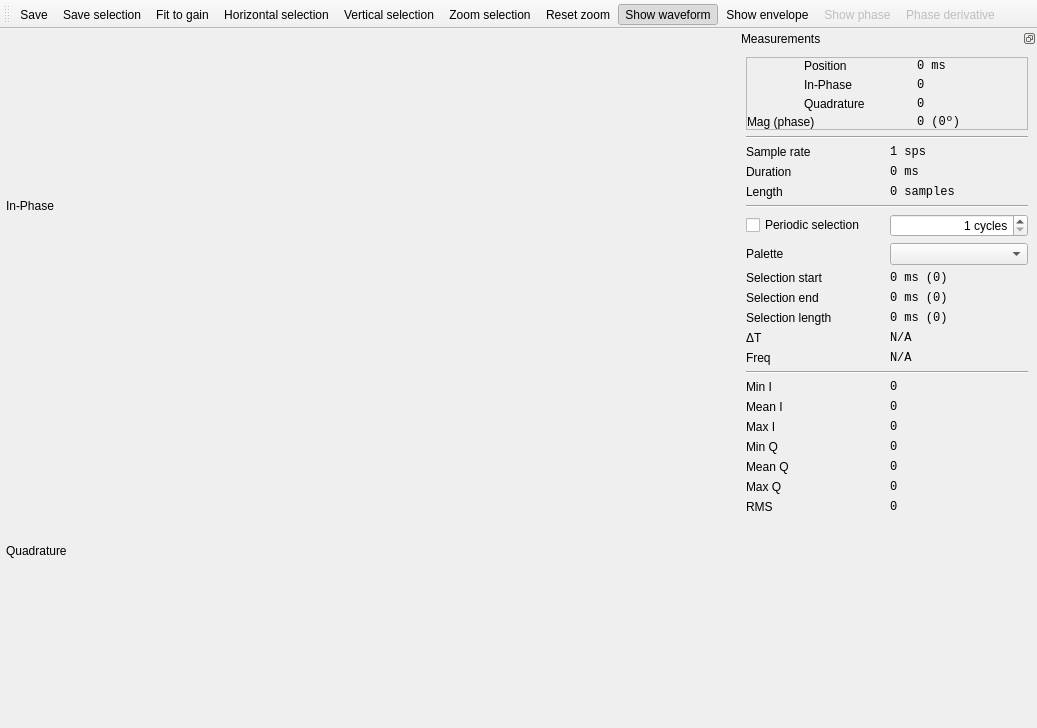
First picture: the form in ui/TimeWindow.ui, repository BatchDrake/SigDigger, before the edit.
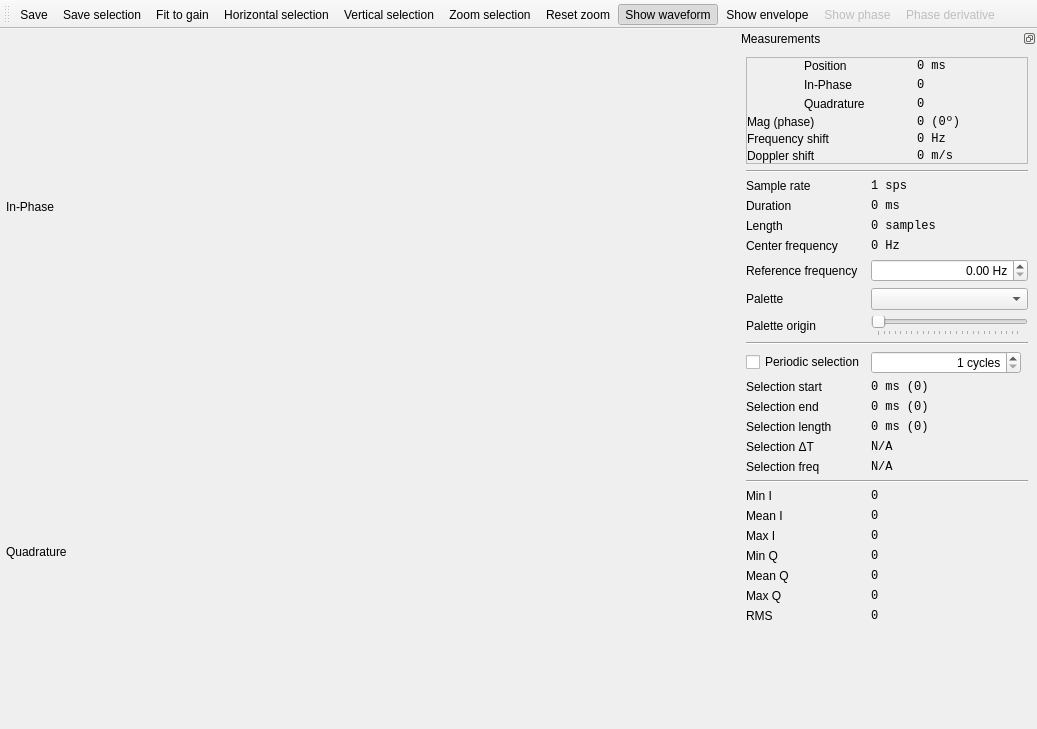
Second picture: the form after the edit. Icons and pictures are not drawn. Custom widgets are drawn as their Qt base class.

Commit message: Add missing controls to time view and fix audio behavior

The edit to the form file:
```diff
--- a/ui/TimeWindow.ui
+++ b/ui/TimeWindow.ui
@@ -7,7 +7,7 @@
     <x>0</x>
     <y>0</y>
     <width>1037</width>
-    <height>728</height>
+    <height>729</height>
    </rect>
   </property>
   <property name="windowTitle">
@@ -93,7 +93,7 @@
    <property name="minimumSize">
     <size>
      <width>300</width>
-     <height>554</height>
+     <height>689</height>
     </size>
    </property>
    <property name="maximumSize">
@@ -122,37 +122,63 @@
    </attribute>
    <widget class="QWidget" name="dockWidgetContents">
     <layout class="QGridLayout" name="gridLayout">
-     <item row="6" column="0">
-      <widget class="QCheckBox" name="periodicSelectionCheck">
-       <property name="text">
-        <string>Periodic selection</string>
+     <item row="6" column="1">
+      <widget class="QDoubleSpinBox" name="refFreqSpin">
+       <property name="font">
+        <font>
+         <pointsize>9</pointsize>
+        </font>
        </property>
+       <property name="alignment">
+        <set>Qt::AlignRight|Qt::AlignTrailing|Qt::AlignVCenter</set>
+       </property>
+       <property name="suffix">
+        <string> Hz</string>
+       </property>
+       <property name="maximum">
+        <double>18000000000.000000000000000</double>
+       </property>
       </widget>
      </item>
-     <item row="19" column="0">
-      <widget class="QLabel" name="label_20">
+     <item row="25" column="1">
+      <widget class="QLabel" name="meanQLabel">
+       <property name="font">
+        <font>
+         <family>Monospace</family>
+         <weight>50</weight>
+         <bold>false</bold>
+        </font>
+       </property>
        <property name="text">
-        <string>Max Q</string>
+        <string>0</string>
        </property>
       </widget>
      </item>
-     <item row="9" column="0">
-      <widget class="QLabel" name="label_11">
+     <item row="10" column="0" colspan="2">
+      <widget class="Line" name="line">
+       <property name="orientation">
+        <enum>Qt::Horizontal</enum>
+       </property>
+      </widget>
+     </item>
+     <item row="18" column="1">
+      <widget class="QLabel" name="periodLabel">
        <property name="minimumSize">
         <size>
          <width>0</width>
          <height>0</height>
         </size>
        </property>
-       <property name="text">
-        <string>Selection end</string>
+       <property name="font">
+        <font>
+         <family>Monospace</family>
+         <pointsize>9</pointsize>
+         <weight>50</weight>
+         <bold>false</bold>
+        </font>
        </property>
-      </widget>
-     </item>
-     <item row="18" column="0">
-      <widget class="QLabel" name="label_19">
        <property name="text">
-        <string>Mean Q</string>
+        <string>N/A</string>
        </property>
       </widget>
      </item>
@@ -169,49 +195,21 @@
        </property>
       </widget>
      </item>
-     <item row="4" column="1">
-      <widget class="QLabel" name="lengthLabel">
-       <property name="minimumSize">
-        <size>
-         <width>0</width>
-         <height>0</height>
-        </size>
-       </property>
-       <property name="font">
-        <font>
-         <family>Monospace</family>
-         <pointsize>9</pointsize>
-         <weight>50</weight>
-         <bold>false</bold>
-        </font>
-       </property>
+     <item row="11" column="0">
+      <widget class="QCheckBox" name="periodicSelectionCheck">
        <property name="text">
-        <string>0 samples</string>
+        <string>Periodic selection</string>
        </property>
       </widget>
      </item>
-     <item row="9" column="1">
-      <widget class="QLabel" name="selEndLabel">
-       <property name="minimumSize">
-        <size>
-         <width>0</width>
-         <height>0</height>
-        </size>
+     <item row="20" column="0" colspan="2">
+      <widget class="Line" name="line_3">
+       <property name="orientation">
+        <enum>Qt::Horizontal</enum>
        </property>
-       <property name="font">
-        <font>
-         <family>Monospace</family>
-         <pointsize>9</pointsize>
-         <weight>50</weight>
-         <bold>false</bold>
-        </font>
-       </property>
-       <property name="text">
-        <string>0 ms (0)</string>
-       </property>
       </widget>
      </item>
-     <item row="12" column="1">
+     <item row="19" column="1">
       <widget class="QLabel" name="baudLabel">
        <property name="minimumSize">
         <size>
@@ -232,40 +230,21 @@
        </property>
       </widget>
      </item>
-     <item row="14" column="0">
-      <widget class="QLabel" name="label_13">
-       <property name="minimumSize">
-        <size>
-         <width>0</width>
-         <height>0</height>
-        </size>
-       </property>
+     <item row="5" column="0">
+      <widget class="QLabel" name="label_14">
        <property name="text">
-        <string>Min I</string>
+        <string>Center frequency</string>
        </property>
       </widget>
      </item>
-     <item row="10" column="0">
-      <widget class="QLabel" name="label_12">
+     <item row="15" column="1">
+      <widget class="QLabel" name="selStartLabel">
        <property name="minimumSize">
         <size>
          <width>0</width>
          <height>0</height>
         </size>
        </property>
-       <property name="text">
-        <string>Selection length</string>
-       </property>
-      </widget>
-     </item>
-     <item row="14" column="1">
-      <widget class="QLabel" name="minILabel">
-       <property name="minimumSize">
-        <size>
-         <width>0</width>
-         <height>0</height>
-        </size>
-       </property>
        <property name="font">
         <font>
          <family>Monospace</family>
@@ -275,28 +254,7 @@
         </font>
        </property>
        <property name="text">
-        <string>0</string>
-       </property>
-      </widget>
-     </item>
-     <item row="22" column="1">
-      <widget class="QLabel" name="rmsLabel">
-       <property name="minimumSize">
-        <size>
-         <width>0</width>
-         <height>0</height>
-        </size>
-       </property>
-       <property name="font">
-        <font>
-         <family>Monospace</family>
-         <pointsize>9</pointsize>
-         <weight>50</weight>
-         <bold>false</bold>
-        </font>
-       </property>
-       <property name="text">
-        <string>0</string>
+        <string>0 ms (0)</string>
        </property>
       </widget>
      </item>
@@ -321,8 +279,8 @@
        </property>
       </widget>
      </item>
-     <item row="10" column="1">
-      <widget class="QLabel" name="selLengthLabel">
+     <item row="16" column="1">
+      <widget class="QLabel" name="selEndLabel">
        <property name="minimumSize">
         <size>
          <width>0</width>
@@ -342,50 +300,39 @@
        </property>
       </widget>
      </item>
-     <item row="15" column="1">
-      <widget class="QLabel" name="meanILabel">
-       <property name="font">
-        <font>
-         <family>Monospace</family>
-         <weight>50</weight>
-         <bold>false</bold>
-        </font>
-       </property>
-       <property name="text">
-        <string>0</string>
-       </property>
-      </widget>
-     </item>
-     <item row="17" column="0">
-      <widget class="QLabel" name="label_18">
-       <property name="text">
-        <string>Min Q</string>
-       </property>
-      </widget>
-     </item>
-     <item row="13" column="0" colspan="2">
-      <widget class="Line" name="line_3">
-       <property name="orientation">
-        <enum>Qt::Horizontal</enum>
+     <item row="7" column="1">
+      <widget class="QComboBox" name="paletteCombo">
+       <property name="maximumSize">
+        <size>
+         <width>16777215</width>
+         <height>10000</height>
+        </size>
        </property>
       </widget>
      </item>
      <item row="17" column="1">
-      <widget class="QLabel" name="minQLabel">
+      <widget class="QLabel" name="selLengthLabel">
+       <property name="minimumSize">
+        <size>
+         <width>0</width>
+         <height>0</height>
+        </size>
+       </property>
        <property name="font">
         <font>
          <family>Monospace</family>
+         <pointsize>9</pointsize>
          <weight>50</weight>
          <bold>false</bold>
         </font>
        </property>
        <property name="text">
-        <string>0</string>
+        <string>0 ms (0)</string>
        </property>
       </widget>
      </item>
-     <item row="18" column="1">
-      <widget class="QLabel" name="meanQLabel">
+     <item row="23" column="1">
+      <widget class="QLabel" name="maxILabel">
        <property name="font">
         <font>
          <family>Monospace</family>
@@ -398,13 +345,20 @@
        </property>
       </widget>
      </item>
-     <item row="16" column="0">
+     <item row="23" column="0">
       <widget class="QLabel" name="label_5">
        <property name="text">
         <string>Max I</string>
        </property>
       </widget>
      </item>
+     <item row="22" column="0">
+      <widget class="QLabel" name="label_4">
+       <property name="text">
+        <string>Mean I</string>
+       </property>
+      </widget>
+     </item>
      <item row="0" column="0" colspan="2">
       <widget class="QFrame" name="frame_3">
        <property name="sizePolicy">
@@ -435,48 +389,6 @@
         <property name="spacing">
          <number>3</number>
         </property>
-        <item row="2" column="2">
-         <widget class="QLabel" name="iLabel">
-          <property name="minimumSize">
-           <size>
-            <width>0</width>
-            <height>0</height>
-           </size>
-          </property>
-          <property name="font">
-           <font>
-            <family>Monospace</family>
-            <pointsize>9</pointsize>
-            <weight>50</weight>
-            <bold>false</bold>
-           </font>
-          </property>
-          <property name="text">
-           <string>0</string>
-          </property>
-         </widget>
-        </item>
-        <item row="1" column="1">
-         <widget class="QLabel" name="label_9">
-          <property name="text">
-           <string>Position</string>
-          </property>
-         </widget>
-        </item>
-        <item row="3" column="1">
-         <widget class="QLabel" name="label_7">
-          <property name="text">
-           <string>Quadrature</string>
-          </property>
-         </widget>
-        </item>
-        <item row="2" column="1">
-         <widget class="QLabel" name="label_8">
-          <property name="text">
-           <string>In-Phase</string>
-          </property>
-         </widget>
-        </item>
         <item row="1" column="0" rowspan="3">
          <widget class="Constellation" name="constellation">
           <property name="minimumSize">
@@ -507,25 +419,15 @@
           </property>
          </widget>
         </item>
-        <item row="1" column="2">
-         <widget class="QLabel" name="positionLabel">
+        <item row="5" column="2">
+         <widget class="QLabel" name="freqShiftLabel">
           <property name="font">
            <font>
             <family>Monospace</family>
-            <pointsize>9</pointsize>
-            <weight>50</weight>
-            <bold>false</bold>
            </font>
           </property>
           <property name="text">
-           <string>0 ms</string>
-          </property>
-         </widget>
-        </item>
-        <item row="4" column="0" colspan="2">
-         <widget class="QLabel" name="label">
-          <property name="text">
-           <string>Mag (phase)</string>
+           <string>0 Hz</string>
           </property>
          </widget>
         </item>
@@ -544,6 +446,77 @@
           </property>
          </widget>
         </item>
+        <item row="4" column="0" colspan="2">
+         <widget class="QLabel" name="label">
+          <property name="text">
+           <string>Mag (phase)</string>
+          </property>
+         </widget>
+        </item>
+        <item row="2" column="1">
+         <widget class="QLabel" name="label_8">
+          <property name="text">
+           <string>In-Phase</string>
+          </property>
+         </widget>
+        </item>
+        <item row="3" column="1">
+         <widget class="QLabel" name="label_7">
+          <property name="text">
+           <string>Quadrature</string>
+          </property>
+         </widget>
+        </item>
+        <item row="1" column="2">
+         <widget class="QLabel" name="positionLabel">
+          <property name="font">
+           <font>
+            <family>Monospace</family>
+            <pointsize>9</pointsize>
+            <weight>50</weight>
+            <bold>false</bold>
+           </font>
+          </property>
+          <property name="text">
+           <string>0 ms</string>
+          </property>
+         </widget>
+        </item>
+        <item row="2" column="2">
+         <widget class="QLabel" name="iLabel">
+          <property name="minimumSize">
+           <size>
+            <width>0</width>
+            <height>0</height>
+           </size>
+          </property>
+          <property name="font">
+           <font>
+            <family>Monospace</family>
+            <pointsize>9</pointsize>
+            <weight>50</weight>
+            <bold>false</bold>
+           </font>
+          </property>
+          <property name="text">
+           <string>0</string>
+          </property>
+         </widget>
+        </item>
+        <item row="5" column="0" colspan="2">
+         <widget class="QLabel" name="label_23">
+          <property name="text">
+           <string>Frequency shift</string>
+          </property>
+         </widget>
+        </item>
+        <item row="1" column="1">
+         <widget class="QLabel" name="label_9">
+          <property name="text">
+           <string>Position</string>
+          </property>
+         </widget>
+        </item>
         <item row="3" column="2">
          <widget class="QLabel" name="qLabel">
           <property name="font">
@@ -558,17 +531,62 @@
           </property>
          </widget>
         </item>
+        <item row="6" column="2">
+         <widget class="QLabel" name="dopplerShiftLabel">
+          <property name="font">
+           <font>
+            <family>Monospace</family>
+           </font>
+          </property>
+          <property name="text">
+           <string>0 m/s</string>
+          </property>
+         </widget>
+        </item>
+        <item row="6" column="0" colspan="2">
+         <widget class="QLabel" name="label_25">
+          <property name="text">
+           <string>Doppler shift</string>
+          </property>
+         </widget>
+        </item>
        </layout>
       </widget>
      </item>
-     <item row="19" column="1">
-      <widget class="QLabel" name="maxQLabel">
+     <item row="15" column="0">
+      <widget class="QLabel" name="label_10">
        <property name="minimumSize">
         <size>
          <width>0</width>
          <height>0</height>
         </size>
        </property>
+       <property name="text">
+        <string>Selection start</string>
+       </property>
+      </widget>
+     </item>
+     <item row="17" column="0">
+      <widget class="QLabel" name="label_12">
+       <property name="minimumSize">
+        <size>
+         <width>0</width>
+         <height>0</height>
+        </size>
+       </property>
+       <property name="text">
+        <string>Selection length</string>
+       </property>
+      </widget>
+     </item>
+     <item row="29" column="1">
+      <widget class="QLabel" name="rmsLabel">
+       <property name="minimumSize">
+        <size>
+         <width>0</width>
+         <height>0</height>
+        </size>
+       </property>
        <property name="font">
         <font>
          <family>Monospace</family>
@@ -582,8 +600,8 @@
        </property>
       </widget>
      </item>
-     <item row="16" column="1">
-      <widget class="QLabel" name="maxILabel">
+     <item row="22" column="1">
+      <widget class="QLabel" name="meanILabel">
        <property name="font">
         <font>
          <family>Monospace</family>
@@ -596,7 +614,35 @@
        </property>
       </widget>
      </item>
-     <item row="6" column="1">
+     <item row="24" column="0">
+      <widget class="QLabel" name="label_18">
+       <property name="text">
+        <string>Min Q</string>
+       </property>
+      </widget>
+     </item>
+     <item row="21" column="1">
+      <widget class="QLabel" name="minILabel">
+       <property name="minimumSize">
+        <size>
+         <width>0</width>
+         <height>0</height>
+        </size>
+       </property>
+       <property name="font">
+        <font>
+         <family>Monospace</family>
+         <pointsize>9</pointsize>
+         <weight>50</weight>
+         <bold>false</bold>
+        </font>
+       </property>
+       <property name="text">
+        <string>0</string>
+       </property>
+      </widget>
+     </item>
+     <item row="11" column="1">
       <widget class="QSpinBox" name="periodicDivisionsSpin">
        <property name="sizePolicy">
         <sizepolicy hsizetype="Minimum" vsizetype="Preferred">
@@ -624,7 +670,79 @@
        </property>
       </widget>
      </item>
-     <item row="23" column="0">
+     <item row="5" column="1">
+      <widget class="QLabel" name="centerFreqLabel">
+       <property name="font">
+        <font>
+         <family>Monospace</family>
+        </font>
+       </property>
+       <property name="text">
+        <string>0 Hz</string>
+       </property>
+      </widget>
+     </item>
+     <item row="16" column="0">
+      <widget class="QLabel" name="label_11">
+       <property name="minimumSize">
+        <size>
+         <width>0</width>
+         <height>0</height>
+        </size>
+       </property>
+       <property name="text">
+        <string>Selection end</string>
+       </property>
+      </widget>
+     </item>
+     <item row="24" column="1">
+      <widget class="QLabel" name="minQLabel">
+       <property name="font">
+        <font>
+         <family>Monospace</family>
+         <weight>50</weight>
+         <bold>false</bold>
+        </font>
+       </property>
+       <property name="text">
+        <string>0</string>
+       </property>
+      </widget>
+     </item>
+     <item row="4" column="0">
+      <widget class="QLabel" name="label_3">
+       <property name="minimumSize">
+        <size>
+         <width>0</width>
+         <height>0</height>
+        </size>
+       </property>
+       <property name="text">
+        <string>Length</string>
+       </property>
+      </widget>
+     </item>
+     <item row="29" column="0">
+      <widget class="QLabel" name="label_15">
+       <property name="minimumSize">
+        <size>
+         <width>0</width>
+         <height>0</height>
+        </size>
+       </property>
+       <property name="text">
+        <string>RMS</string>
+       </property>
+      </widget>
+     </item>
+     <item row="6" column="0">
+      <widget class="QLabel" name="label_22">
+       <property name="text">
+        <string>Reference frequency</string>
+       </property>
+      </widget>
+     </item>
+     <item row="30" column="0">
       <spacer name="verticalSpacer">
        <property name="orientation">
         <enum>Qt::Vertical</enum>
@@ -637,49 +755,10 @@
        </property>
       </spacer>
      </item>
-     <item row="4" column="0">
-      <widget class="QLabel" name="label_3">
-       <property name="minimumSize">
-        <size>
-         <width>0</width>
-         <height>0</height>
-        </size>
-       </property>
+     <item row="26" column="0">
+      <widget class="QLabel" name="label_20">
        <property name="text">
-        <string>Length</string>
-       </property>
-      </widget>
-     </item>
-     <item row="8" column="0">
-      <widget class="QLabel" name="label_10">
-       <property name="minimumSize">
-        <size>
-         <width>0</width>
-         <height>0</height>
-        </size>
-       </property>
-       <property name="text">
-        <string>Selection start</string>
-       </property>
-      </widget>
-     </item>
-     <item row="22" column="0">
-      <widget class="QLabel" name="label_15">
-       <property name="minimumSize">
-        <size>
-         <width>0</width>
-         <height>0</height>
-        </size>
-       </property>
-       <property name="text">
-        <string>RMS</string>
-       </property>
-      </widget>
-     </item>
-     <item row="1" column="0" colspan="2">
-      <widget class="Line" name="line2">
-       <property name="orientation">
-        <enum>Qt::Horizontal</enum>
+        <string>Max Q</string>
        </property>
       </widget>
      </item>
@@ -704,21 +783,7 @@
        </property>
       </widget>
      </item>
-     <item row="15" column="0">
-      <widget class="QLabel" name="label_4">
-       <property name="text">
-        <string>Mean I</string>
-       </property>
-      </widget>
-     </item>
-     <item row="5" column="0" colspan="2">
-      <widget class="Line" name="line">
-       <property name="orientation">
-        <enum>Qt::Horizontal</enum>
-       </property>
-      </widget>
-     </item>
-     <item row="12" column="0">
+     <item row="19" column="0">
       <widget class="QLabel" name="label_16">
        <property name="minimumSize">
         <size>
@@ -727,15 +792,22 @@
         </size>
        </property>
        <property name="text">
-        <string>Freq</string>
+        <string>Selection freq</string>
        </property>
        <property name="alignment">
         <set>Qt::AlignLeading|Qt::AlignLeft|Qt::AlignVCenter</set>
        </property>
       </widget>
      </item>
-     <item row="11" column="0">
-      <widget class="QLabel" name="label_17">
+     <item row="7" column="0">
+      <widget class="QLabel" name="label_2">
+       <property name="text">
+        <string>Palette</string>
+       </property>
+      </widget>
+     </item>
+     <item row="21" column="0">
+      <widget class="QLabel" name="label_13">
        <property name="minimumSize">
         <size>
          <width>0</width>
@@ -743,15 +815,12 @@
         </size>
        </property>
        <property name="text">
-        <string>ΔT</string>
-       </property>
-       <property name="alignment">
-        <set>Qt::AlignLeading|Qt::AlignLeft|Qt::AlignVCenter</set>
+        <string>Min I</string>
        </property>
       </widget>
      </item>
-     <item row="11" column="1">
-      <widget class="QLabel" name="periodLabel">
+     <item row="26" column="1">
+      <widget class="QLabel" name="maxQLabel">
        <property name="minimumSize">
         <size>
          <width>0</width>
@@ -767,7 +836,14 @@
         </font>
        </property>
        <property name="text">
-        <string>N/A</string>
+        <string>0</string>
+       </property>
+      </widget>
+     </item>
+     <item row="25" column="0">
+      <widget class="QLabel" name="label_19">
+       <property name="text">
+        <string>Mean Q</string>
        </property>
       </widget>
      </item>
@@ -784,41 +860,70 @@
        </property>
       </widget>
      </item>
+     <item row="4" column="1">
+      <widget class="QLabel" name="lengthLabel">
+       <property name="minimumSize">
+        <size>
+         <width>0</width>
+         <height>0</height>
+        </size>
+       </property>
+       <property name="font">
+        <font>
+         <family>Monospace</family>
+         <pointsize>9</pointsize>
+         <weight>50</weight>
+         <bold>false</bold>
+        </font>
+       </property>
+       <property name="text">
+        <string>0 samples</string>
+       </property>
+      </widget>
+     </item>
+     <item row="1" column="0" colspan="2">
+      <widget class="Line" name="line2">
+       <property name="orientation">
+        <enum>Qt::Horizontal</enum>
+       </property>
+      </widget>
+     </item>
+     <item row="18" column="0">
+      <widget class="QLabel" name="label_17">
+       <property name="minimumSize">
+        <size>
+         <width>0</width>
+         <height>0</height>
+        </size>
+       </property>
+       <property name="text">
+        <string>Selection ΔT</string>
+       </property>
+       <property name="alignment">
+        <set>Qt::AlignLeading|Qt::AlignLeft|Qt::AlignVCenter</set>
+       </property>
+      </widget>
+     </item>
+     <item row="8" column="0">
+      <widget class="QLabel" name="label_6">
+       <property name="text">
+        <string>Palette origin</string>
+       </property>
+      </widget>
+     </item>
      <item row="8" column="1">
-      <widget class="QLabel" name="selStartLabel">
-       <property name="minimumSize">
-        <size>
-         <width>0</width>
-         <height>0</height>
-        </size>
+      <widget class="QSlider" name="offsetSlider">
+       <property name="maximum">
+        <number>255</number>
        </property>
-       <property name="font">
-        <font>
-         <family>Monospace</family>
-         <pointsize>9</pointsize>
-         <weight>50</weight>
-         <bold>false</bold>
-        </font>
+       <property name="orientation">
+        <enum>Qt::Horizontal</enum>
        </property>
-       <property name="text">
-        <string>0 ms (0)</string>
+       <property name="invertedControls">
+        <bool>false</bool>
        </property>
-      </widget>
-     </item>
-     <item row="7" column="0">
-      <widget class="QLabel" name="label_2">
-       <property name="text">
-        <string>Palette</string>
-       </property>
-      </widget>
-     </item>
-     <item row="7" column="1">
-      <widget class="QComboBox" name="paletteCombo">
-       <property name="maximumSize">
-        <size>
-         <width>16777215</width>
-         <height>10000</height>
-        </size>
+       <property name="tickPosition">
+        <enum>QSlider::TicksBelow</enum>
        </property>
       </widget>
      </item>
```
The commit also changes 7 other files.
